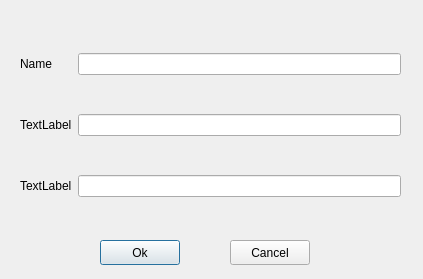
This is newtaskdialog.ui in DNDmitry/TaskManager as Qt 5 draws it before an edit. The edited form follows.
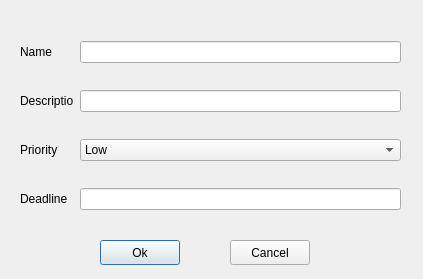
This is the edited form.

Commit message: new task picklist

```diff
--- a/newtaskdialog.ui
+++ b/newtaskdialog.ui
@@ -23,13 +23,10 @@
     </rect>
    </property>
    <layout class="QGridLayout" name="gridLayout">
-    <item row="1" column="1">
-     <widget class="QLineEdit" name="leDescription"/>
-    </item>
-    <item row="2" column="0">
-     <widget class="QLabel" name="lDeadLine">
+    <item row="1" column="0">
+     <widget class="QLabel" name="lDescription">
       <property name="text">
-       <string>TextLabel</string>
+       <string>Descriptio</string>
       </property>
      </widget>
     </item>
@@ -40,19 +37,53 @@
       </property>
      </widget>
     </item>
+    <item row="2" column="0">
+     <widget class="QLabel" name="lPriority">
+      <property name="text">
+       <string>Priority</string>
+      </property>
+     </widget>
+    </item>
+    <item row="3" column="0">
+     <widget class="QLabel" name="lDeadLine">
+      <property name="text">
+       <string>Deadline</string>
+      </property>
+     </widget>
+    </item>
     <item row="0" column="1">
      <widget class="QLineEdit" name="leName"/>
     </item>
-    <item row="1" column="0">
-     <widget class="QLabel" name="lDescription">
-      <property name="text">
-       <string>TextLabel</string>
-      </property>
-     </widget>
+    <item row="1" column="1">
+     <widget class="QLineEdit" name="leDescription"/>
     </item>
-    <item row="2" column="1">
+    <item row="3" column="1">
      <widget class="QLineEdit" name="leDeadLine"/>
     </item>
+    <item row="2" column="1">
+     <widget class="QComboBox" name="cbPriotiry">
+      <item>
+       <property name="text">
+        <string>Low</string>
+       </property>
+      </item>
+      <item>
+       <property name="text">
+        <string>Medium</string>
+       </property>
+      </item>
+      <item>
+       <property name="text">
+        <string>High</string>
+       </property>
+      </item>
+      <item>
+       <property name="text">
+        <string>Fatal</string>
+       </property>
+      </item>
+     </widget>
+    </item>
    </layout>
   </widget>
   <widget class="QPushButton" name="pbOk">
```
